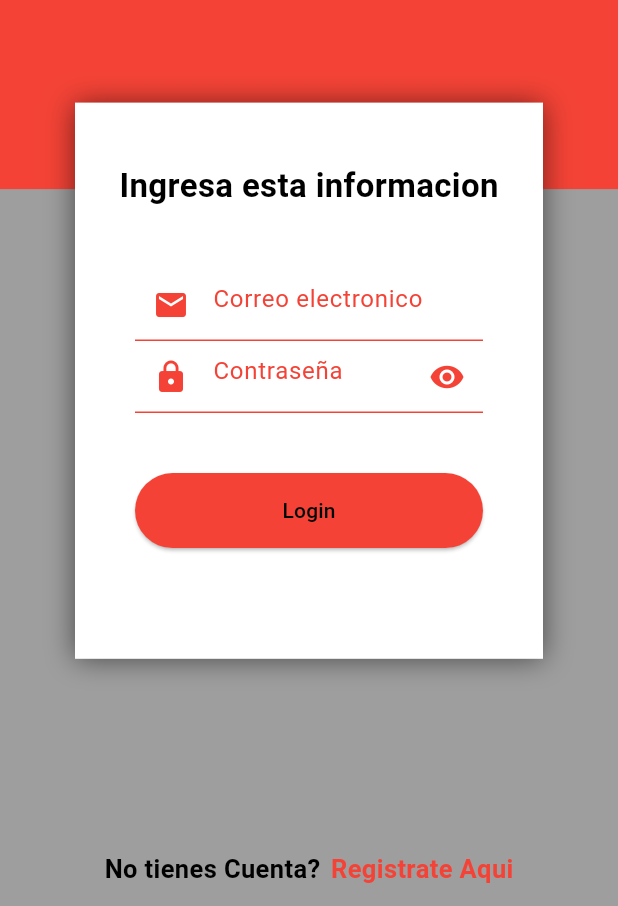
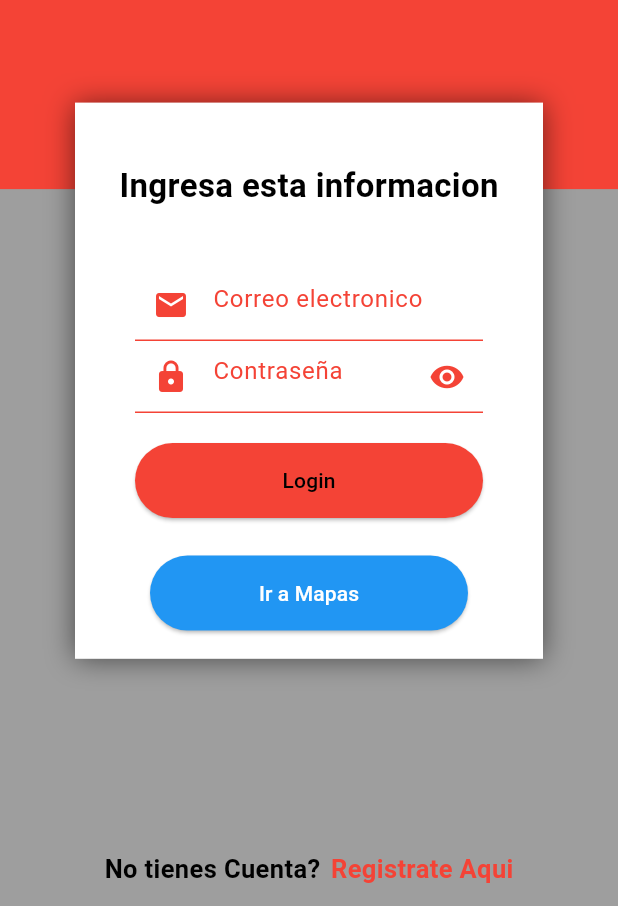
Before and after one commit to marcoparadapinto1/okTimeDemo_alpha, a Flutter app: the screen it shows after launch, on a phone screen of 412 x 824 dp, the part 330-1236 px from its top. Run offline on Flutter 3.47's test engine with Material 3 defaults, Android fonts, the phone set to English and light mode, and no system bars; our stand-ins replace geolocator, get, get_storage, google_maps_flutter, image_picker, intl_phone_field and 1 more.

Commit message:
oktime_buttonmap_apigooglev1

```diff
--- a/lib/main.dart
+++ b/lib/main.dart
@@ -5,7 +5,9 @@ import 'package:udemy_flutter_delivery/src/pages/login/login_page.dart';
 import 'package:udemy_flutter_delivery/src/pages/register/register_page.dart';
 import 'package:udemy_flutter_delivery/src/pages/terms/terms_and_conditions_%20page.dart';
 import 'package:get_storage/get_storage.dart';
-
+import 'package:udemy_flutter_delivery/src/pages/map/map_controller.dart';
+import 'package:udemy_flutter_delivery/src/pages/map/map_binding.dart';
+import 'package:udemy_flutter_delivery/src/pages/map/map_page.dart';
 import 'src/models/user.dart';
 
 User userSession = User();
@@ -21,7 +23,12 @@ class Myapp extends StatefulWidget {
   @override
   State<Myapp> createState() => _MyappState();
 }
-
+class MapBinding extends Bindings {
+  @override
+  void dependencies() {
+    Get.lazyPut(() => MapController()); // Inicializa el controlador aquí
+  }
+}
 class _MyappState extends State<Myapp> {
 
   @override
@@ -45,7 +52,7 @@ class _MyappState extends State<Myapp> {
         GetPage(name: "/register", page: () => RegisterPage()),
         GetPage(name: '/terms_and_cond', page: () => TermsAndConditionsPage()),
         GetPage(name: "/home", page: () => HomePage()),
-
+        GetPage(name: "/map", page: () => MapPage(), binding: MapBinding()),
       ],
       theme: ThemeData(//Se establecen los colores predterminados segun el modelo de movil para cuando se precionan o marcan los text field etc
         primaryColor: Colors.red,//Se define el color primario
--- a/lib/src/enviroment/enviroment.dart
+++ b/lib/src/enviroment/enviroment.dart
@@ -1,3 +1,5 @@
 class Enviroment {
   static const String API_URL = "http://192.168.100.77:3000/";
+  static const String API_KEY_MAPS = "AIzaSyBk5pMKBVNijrKQK2TVBzM00ObLDFIl6X0";
+
 }
--- a/lib/src/pages/login/login_page.dart
+++ b/lib/src/pages/login/login_page.dart
@@ -80,7 +80,7 @@ class LoginPage extends StatelessWidget {
   Widget _btnLogin (){
     return Container(
       width: double.infinity,
-      margin: const EdgeInsets.symmetric(horizontal: 40,vertical: 40),
+      margin: const EdgeInsets.symmetric(horizontal: 40,vertical: 20),
       child: ElevatedButton(//Este evento hara que el boton tenga dinamismoen sus estados, por ejemplo precionar etc
           onPressed: () => controller.login(),//Este evento es el que gatilla por medio de pulsaciones (Es como el onclick en kotlin) en este caso lo declaramos como funcion vacia con los parentesis vacios
           style: ElevatedButton.styleFrom(
@@ -117,7 +117,8 @@ class LoginPage extends StatelessWidget {
             _txtTitle(),
             _txtUser(),
             _txtpass(),
-            _btnLogin()
+            _btnLogin(),
+            _buttonMap(context),
           ],
         ),
       ),
@@ -190,4 +191,26 @@ class LoginPage extends StatelessWidget {
       ),
     );
   }
+  Widget _buttonMap(BuildContext context) {
+    return Container(
+      width: double.infinity,
+      margin: EdgeInsets.symmetric(horizontal: 50, vertical: 5),
+      child: ElevatedButton(
+        onPressed: () {
+          Get.toNamed('/map');
+        },
+        style: ElevatedButton.styleFrom(
+          backgroundColor: Colors.blue,
+          shape: RoundedRectangleBorder(
+            borderRadius: BorderRadius.circular(30),
+          ),
+          padding: EdgeInsets.symmetric(vertical: 15),
+        ),
+        child: Text(
+          'Ir a Mapas',
+          style: TextStyle(color: Colors.white),
+        ),
+      ),
+    );
+  }
 }
--- /dev/null
+++ b/lib/src/pages/map/map_binding.dart
@@ -0,0 +1,9 @@
+import 'package:get/get.dart';
+import 'package:udemy_flutter_delivery/src/pages/map/map_controller.dart';
+
+class MapBinding extends Bindings {
+  @override
+  void dependencies() {
+    Get.lazyPut(() => MapController());
+  }
+}
--- a/pubspec.yaml
+++ b/pubspec.yaml
@@ -40,6 +40,10 @@ dependencies:
   intl_phone_field: ^3.2.0
   get_storage: ^2.1.1
   image_picker: ^1.1.2
+  sn_progress_dialog: ^1.1.4
+  geolocator: ^10.0.1
+  google_maps_flutter: ^2.10.0
+
 
 
 dev_dependencies:
```
Also changed, not shown: lib/src/pages/map/map_controller.dart (added, +74 -0 lines), lib/src/pages/map/map_page.dart (added, +22 -0 lines), lib/src/pages/register/register_controller.dart (+15 -4 lines), lib/src/pages/register/register_page.dart (+7 -4 lines), pubspec.lock, 1 other file.
